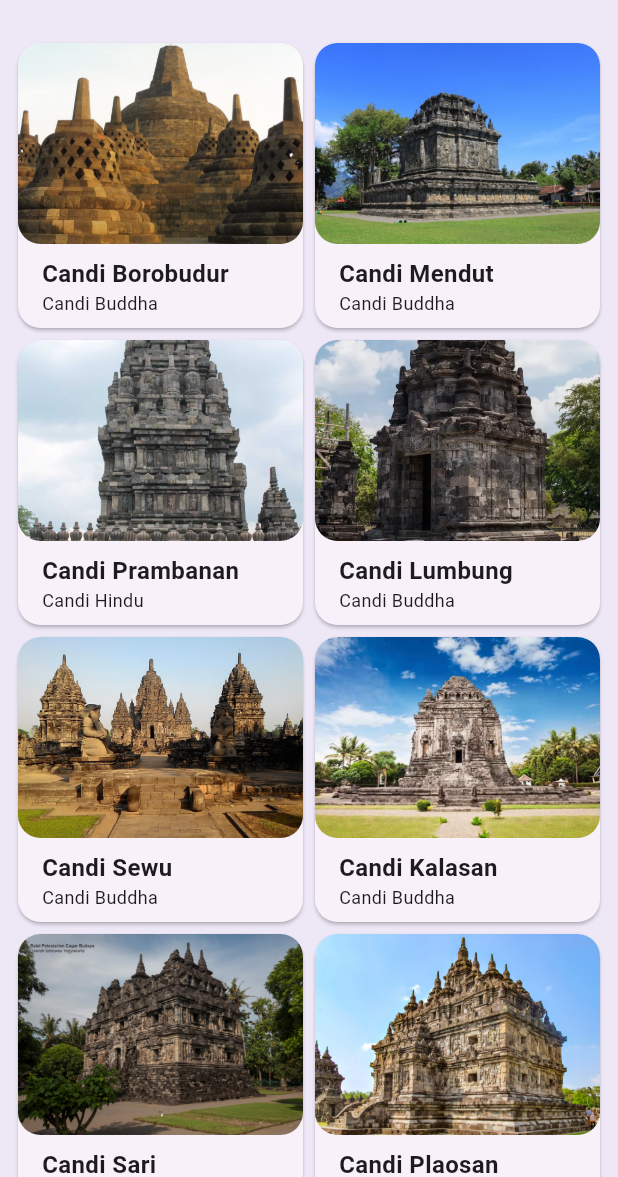
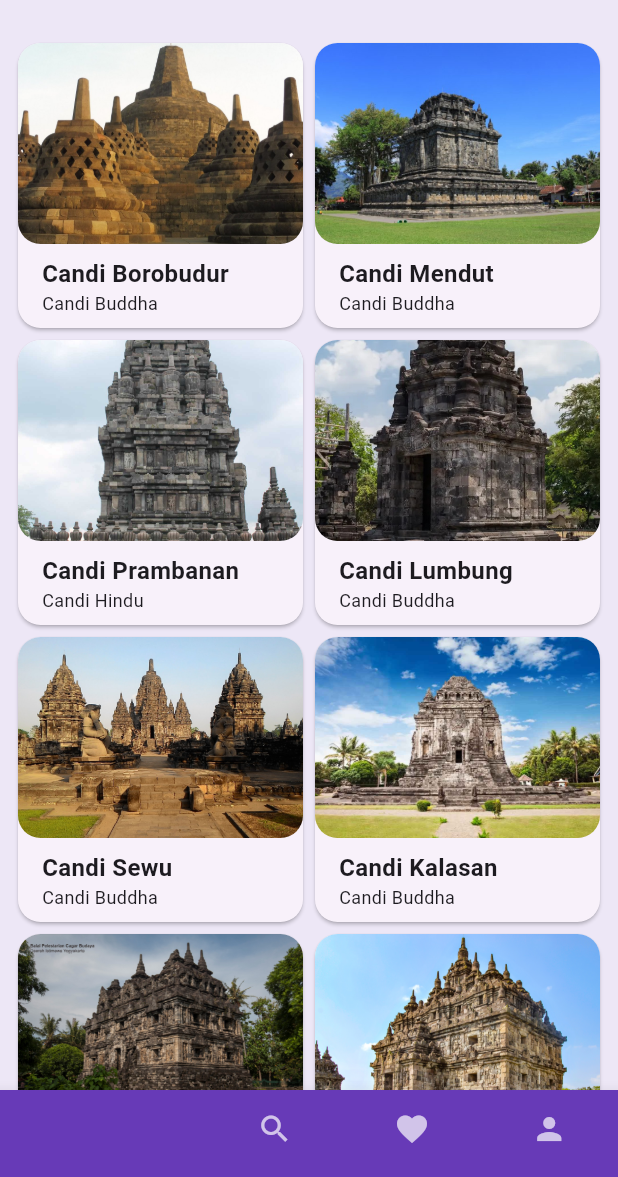
Before and after one commit to Mobile-Programming-MDP/materi-latihan-flutter-ValenJulyo2226250045, a Flutter app: the screen it shows after launch, on a phone screen of 412 x 824 dp, the part 59-1236 px from its top. Run offline on Flutter 3.47's test engine with Material 2 defaults, Android fonts, the phone set to English and light mode, and no system bars.

Commit message:
Main screen

```diff
--- a/wisatacandi/lib/main.dart
+++ b/wisatacandi/lib/main.dart
@@ -2,6 +2,7 @@
 import 'package:wisatacandi/data/candi_data.dart';
 import 'package:wisatacandi/screens/detail_screen.dart';
 import 'package:wisatacandi/screens/home_screen.dart';
+import 'package:wisatacandi/screens/main_screen.dart';
 import 'package:wisatacandi/screens/profile_screen.dart';
 import 'package:wisatacandi/screens/search_screen.dart';
 import 'package:wisatacandi/screens/sign_in_screen.dart';
@@ -34,7 +35,7 @@
         ),
         useMaterial3: true,
       ),
-      home: HomeScreen(),
+      home: MainScreen(),
       // home: HomeScreen(),
       // home: SearchScreen(),
       // home: HomeScreen(),
--- /dev/null
+++ b/wisatacandi/lib/screens/favorite_screen.dart
@@ -0,0 +1,15 @@
+import 'package:flutter/material.dart';
+
+class FavoriteScreen extends StatefulWidget {
+  const FavoriteScreen({super.key});
+
+  @override
+  State<FavoriteScreen> createState() => _FavoriteScreenState();
+}
+
+class _FavoriteScreenState extends State<FavoriteScreen> {
+  @override
+  Widget build(BuildContext context) {
+    return const Placeholder();
+  }
+}
--- /dev/null
+++ b/wisatacandi/lib/screens/main_screen.dart
@@ -0,0 +1,65 @@
+import 'package:flutter/material.dart';
+import 'package:wisatacandi/screens/favorite_screen.dart';
+import 'package:wisatacandi/screens/home_screen.dart';
+import 'package:wisatacandi/screens/profile_screen.dart';
+import 'package:wisatacandi/screens/search_screen.dart';
+
+class MainScreen extends StatefulWidget {
+  const MainScreen({super.key});
+
+  @override
+  State<MainScreen> createState() => _MainScreenState();
+}
+
+class _MainScreenState extends State<MainScreen> {
+  //TODO 1. Deklarasikan variabel
+  int _currentIndex = 0;
+  final List<Widget> _children = [
+    HomeScreen(),
+    SearchScreen(),
+    FavoriteScreen(),
+    ProfileScreen(),
+  ];
+  @override
+  Widget build(BuildContext context) {
+    return Scaffold(
+      //TODO : 2. Buat Properti body berupa widget yang ditampilkan
+      body: _children[_currentIndex],
+      //TODO : 3. Buat properti bottomNavigationBar dengan nilai Theme
+      bottomNavigationBar: Theme(
+          data: Theme.of(context).copyWith(
+            canvasColor: Colors.deepPurple[50],
+          ),
+          child: BottomNavigationBar(
+            currentIndex: _currentIndex,
+            onTap: (index) {
+              setState(() {
+                _currentIndex = index;
+              });
+            },
+            items: [
+              BottomNavigationBarItem(
+                  icon: Icon(Icons.home),
+                  backgroundColor: Colors.deepPurple,
+                  label: "Home"),
+              BottomNavigationBarItem(
+                  icon: Icon(Icons.search),
+                  backgroundColor: Colors.deepPurple,
+                  label: "Search"),
+              BottomNavigationBarItem(
+                  icon: Icon(Icons.favorite),
+                  backgroundColor: Colors.deepPurple,
+                  label: "Favorite"),
+              BottomNavigationBarItem(
+                  icon: Icon(Icons.person),
+                  backgroundColor: Colors.deepPurple,
+                  label: "Profile")
+            ],
+            selectedItemColor: Colors.deepPurple,
+            unselectedItemColor: Colors.deepPurple[100],
+            showSelectedLabels: true,
+          )),
+      //TODO : 4. Buat data dan child dari theme
+    );
+  }
+}
```
Also changed, not shown: wisatacandi/lib/screens/search_screen.dart (line endings or trailing spaces).
